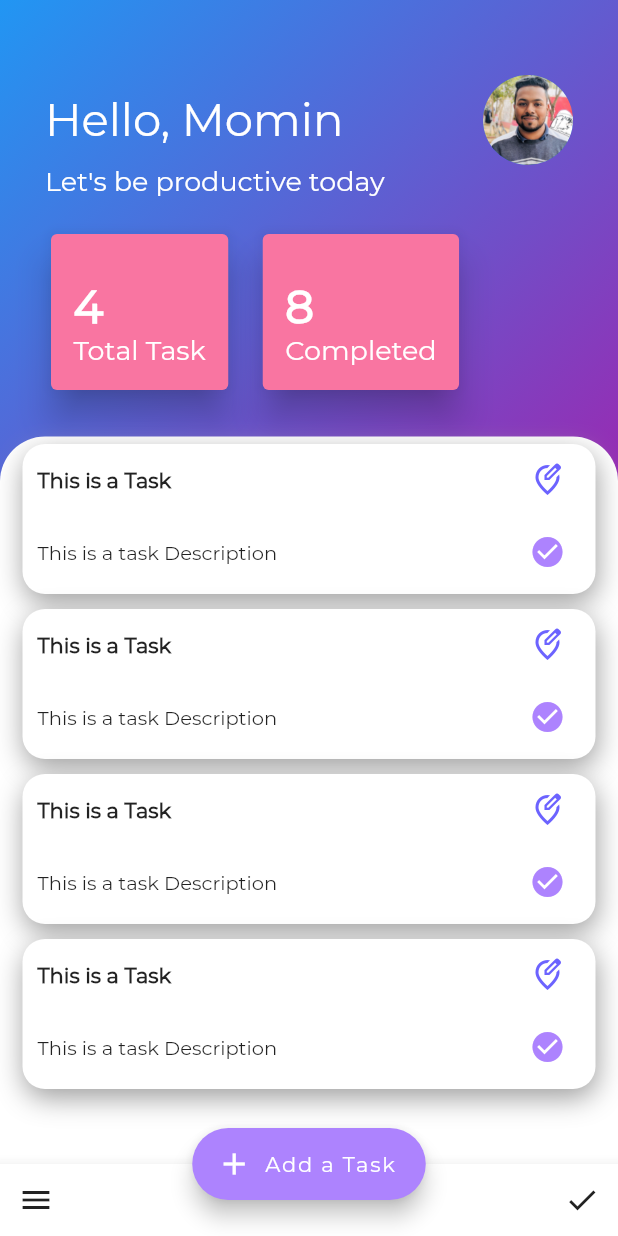
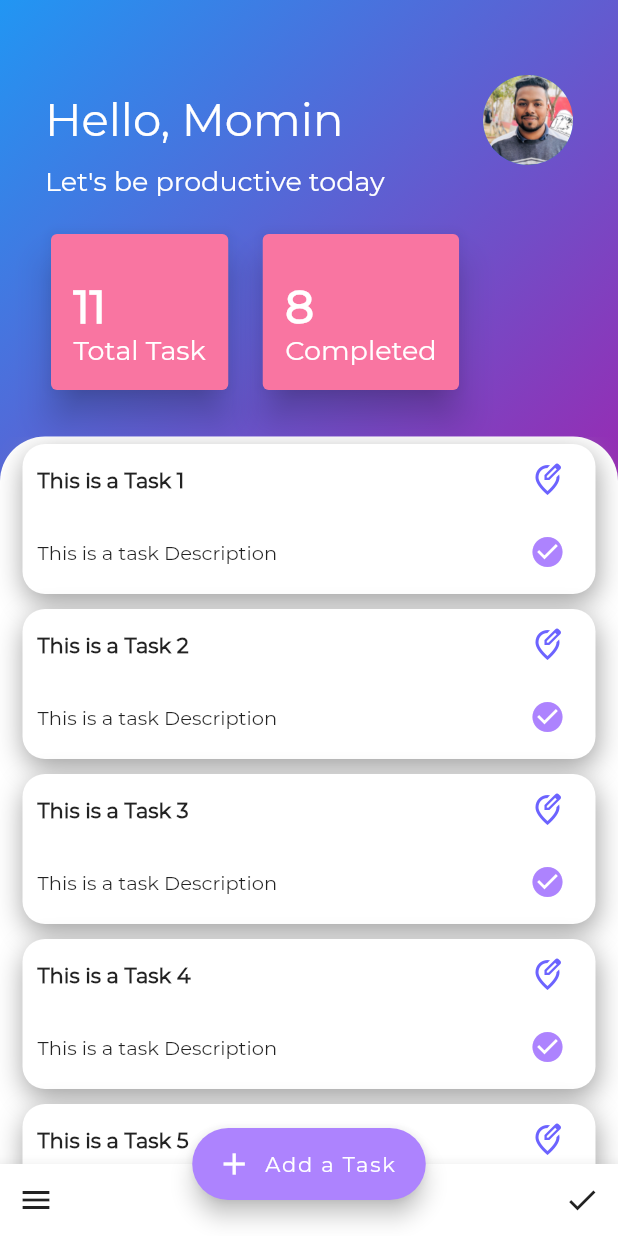
Before and after one commit to abdulmominsakib/KajToDo, a Flutter app: the screen it shows after launch, on a phone screen of 412 x 824 dp. Run offline on Flutter 3.47's test engine with Material 2 defaults, Android fonts, the light colour scheme and no system bars; missing offline and left inert: dart:ffi.

```diff
--- a/lib/modal/taskData.dart
+++ b/lib/modal/taskData.dart
@@ -6,19 +6,47 @@ import 'task.dart';
 class TaskData extends ChangeNotifier {
   List<Task> _tasksList = [
     Task(
-      taskName: 'This is a Task',
+      taskName: 'This is a Task 1',
       taskDescription: 'This is a task Description',
     ),
     Task(
-      taskName: 'This is a Task',
+      taskName: 'This is a Task 2',
       taskDescription: 'This is a task Description',
     ),
     Task(
-      taskName: 'This is a Task',
+      taskName: 'This is a Task 3',
       taskDescription: 'This is a task Description',
     ),
     Task(
-      taskName: 'This is a Task',
+      taskName: 'This is a Task 4',
+      taskDescription: 'This is a task Description',
+    ),
+    Task(
+      taskName: 'This is a Task 5',
+      taskDescription: 'This is a task Description',
+    ),
+    Task(
+      taskName: 'This is a Task 6',
+      taskDescription: 'This is a task Description',
+    ),
+    Task(
+      taskName: 'This is a Task 7',
+      taskDescription: 'This is a task Description',
+    ),
+    Task(
+      taskName: 'This is a Task 8',
+      taskDescription: 'This is a task Description',
+    ),
+    Task(
+      taskName: 'This is a Task 9',
+      taskDescription: 'This is a task Description',
+    ),
+    Task(
+      taskName: 'This is a Task 10',
+      taskDescription: 'This is a task Description',
+    ),
+    Task(
+      taskName: 'This is a Task 11',
       taskDescription: 'This is a task Description',
     ),
   ];
```
Also changed, not shown: docs/KajTodo-AppLogo.png (added), 33 other files.
